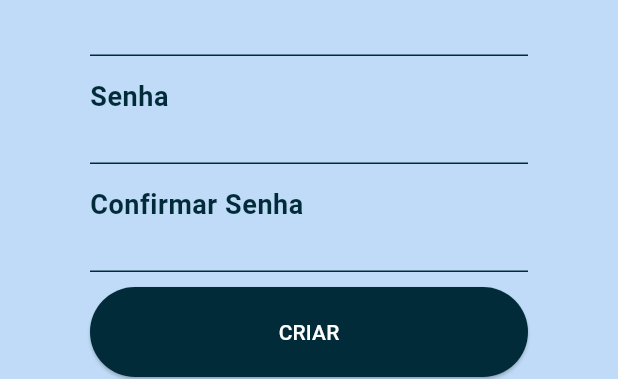
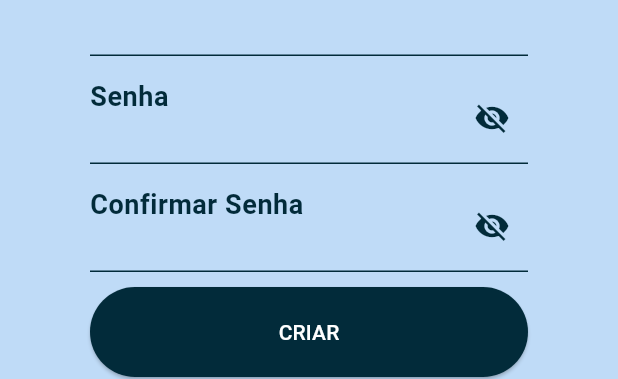
Before and after one commit to DanielMota04/BookLife, a Flutter app: the RegisterPage widget shown alone on an empty page, opened directly, on a phone screen of 412 x 824 dp. Shown: the part 373-752 px from the top of the screen. Run offline on Flutter 3.47's test engine with Material 3 defaults, Android fonts, the light colour scheme and no system bars; our stand-ins replace cloud_firestore, file_picker, firebase_auth, firebase_core, go_router, google_fonts and 2 more; accounts and stored records are empty.

Commit message:
Ocultar Senha
Agora é possível ocultar senha e ver senha oculta 💯

```diff
--- a/lib/features/auth/views/register_page.dart
+++ b/lib/features/auth/views/register_page.dart
@@ -20,6 +20,8 @@ class _RegisterPageState extends State<RegisterPage> {
   final _emailController = TextEditingController();
   final _passwordController = TextEditingController();
   final _confirmPasswordController = TextEditingController();
+  bool _obscurePassword = true;
+  bool _obscureConfirmPassword = true;
 
   @override
   void dispose() {
@@ -99,7 +101,8 @@ class _RegisterPageState extends State<RegisterPage> {
                   TextField(
                     controller: _passwordController,
                     style: TextStyle(color: AppColors.jetBlack),
-                    obscureText: true,
+                    obscureText: _obscurePassword,
+
                     decoration: InputDecoration(
                       labelText: 'Senha',
                       floatingLabelBehavior: FloatingLabelBehavior.always,
@@ -110,6 +113,19 @@ class _RegisterPageState extends State<RegisterPage> {
                         fontSize: 24,
                         fontWeight: FontWeight.bold,
                       ),
+                      suffixIcon: IconButton(
+                        onPressed: () {
+                          setState(() {
+                            _obscurePassword = !_obscurePassword;
+                          });
+                        },
+                        icon: Icon(
+                          _obscurePassword
+                              ? Icons.visibility_off
+                              : Icons.visibility,
+                          color: AppColors.jetBlack,
+                        ),
+                      ),
                     ),
                   ),
 
@@ -117,7 +133,9 @@ class _RegisterPageState extends State<RegisterPage> {
 
                   TextField(
                     controller: _confirmPasswordController,
-                    obscureText: true,
+                    style: TextStyle(color: AppColors.jetBlack),
+                    obscureText: _obscureConfirmPassword,
+
                     decoration: InputDecoration(
                       labelText: 'Confirmar Senha',
                       floatingLabelBehavior: FloatingLabelBehavior.always,
@@ -127,6 +145,19 @@ class _RegisterPageState extends State<RegisterPage> {
                         color: AppColors.jetBlack,
                         fontSize: 24,
                         fontWeight: FontWeight.bold,
+                      ),
+                      suffixIcon: IconButton(
+                        onPressed: () {
+                          setState(() {
+                            _obscureConfirmPassword = !_obscureConfirmPassword;
+                          });
+                        },
+                        icon: Icon(
+                          _obscureConfirmPassword
+                              ? Icons.visibility_off
+                              : Icons.visibility,
+                          color: AppColors.jetBlack,
+                        ),
                       ),
                     ),
                   ),
```
Also changed, not shown: lib/features/auth/views/login_page.dart (+16 -2 lines).
